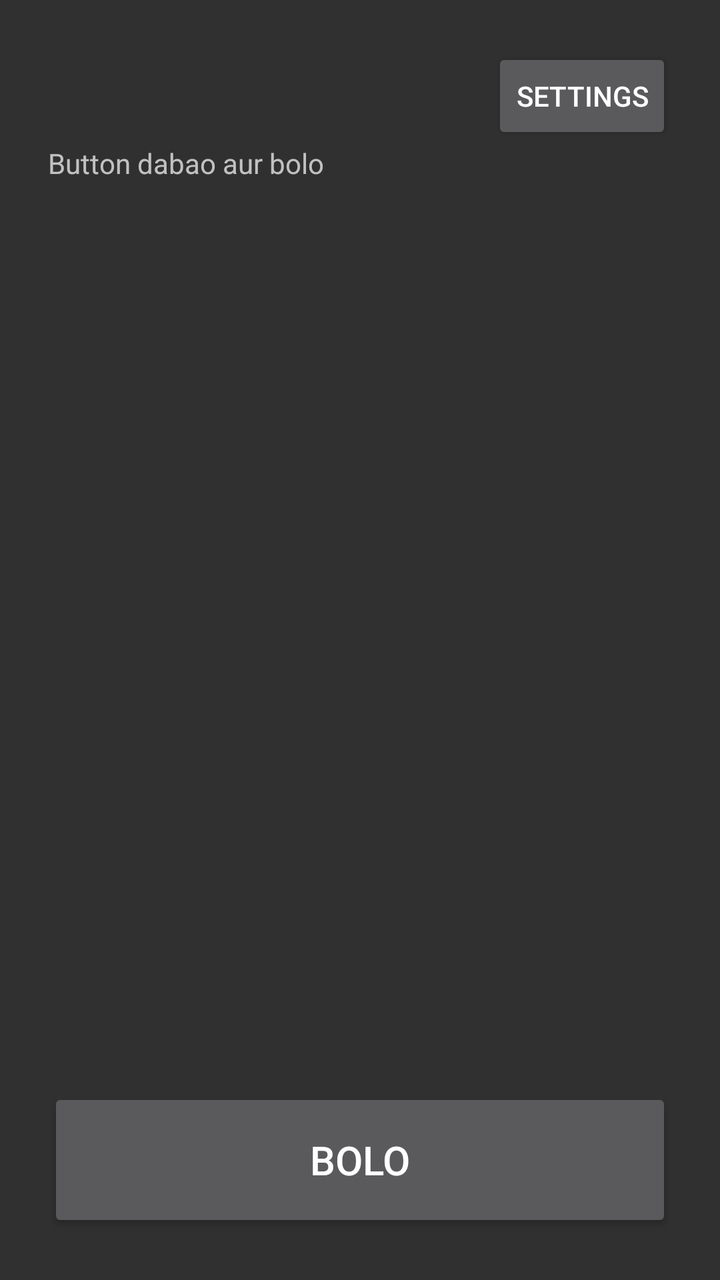
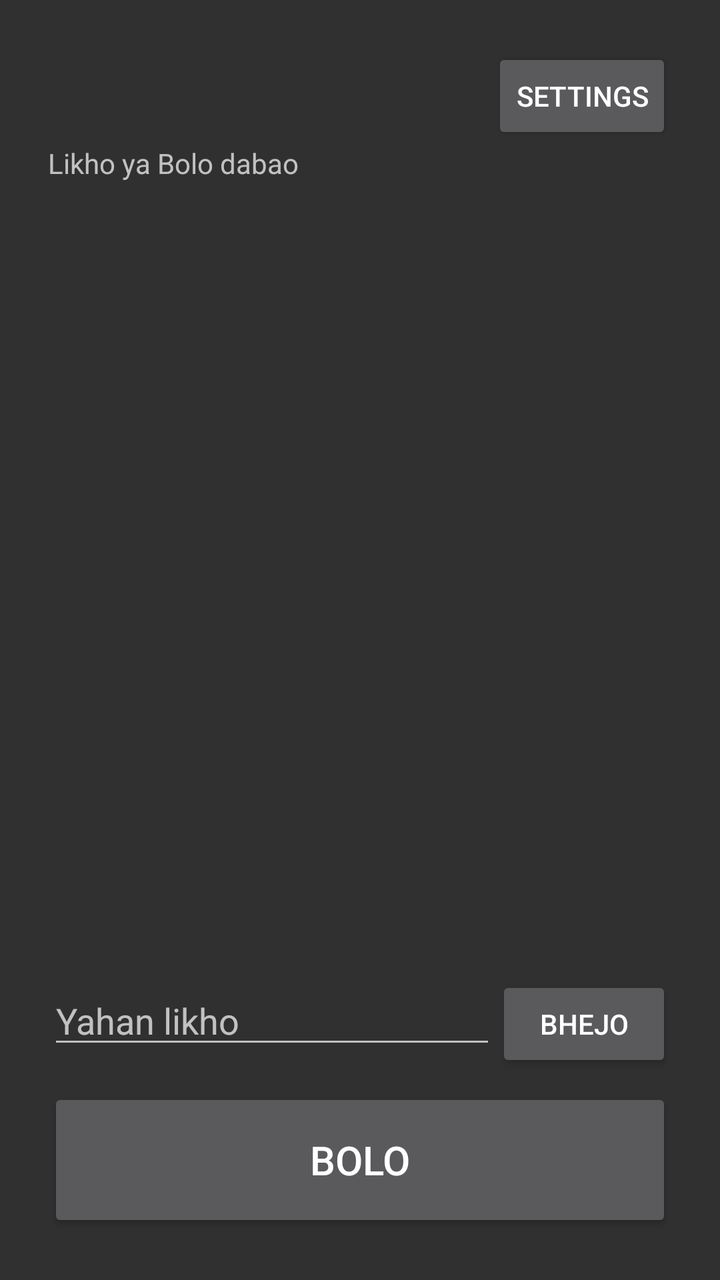

The first picture is an Android layout as it rendered before a commit; the second is the same layout after the commit. The layout source and the unified diff follow.
<!-- AndroidManifest.xml: application theme android:Theme.Material.NoActionBar -->
<!-- res/layout/activity_main.xml -->
<?xml version="1.0" encoding="utf-8"?>
<FrameLayout xmlns:android="http://schemas.android.com/apk/res/android"
    android:layout_width="match_parent"
    android:layout_height="match_parent"
    android:fitsSystemWindows="true">

<LinearLayout
    android:layout_width="match_parent"
    android:layout_height="match_parent"
    android:orientation="vertical"
    android:padding="24dp">

    <Button
        android:id="@+id/settingsButton"
        android:layout_width="wrap_content"
        android:layout_height="wrap_content"
        android:layout_gravity="end"
        android:text="@string/settings" />

    <TextView
        android:id="@+id/status"
        android:layout_width="match_parent"
        android:layout_height="wrap_content"
        android:text="@string/idle"
        android:textSize="14sp" />

    <ScrollView
        android:layout_width="match_parent"
        android:layout_height="0dp"
        android:layout_marginTop="16dp"
        android:layout_weight="1">

        <TextView
            android:id="@+id/transcript"
            android:layout_width="match_parent"
            android:layout_height="wrap_content"
            android:textIsSelectable="true"
            android:textSize="18sp" />
    </ScrollView>

    <Button
        android:id="@+id/talkButton"
        android:layout_width="match_parent"
        android:layout_height="72dp"
        android:text="@string/talk"
        android:textSize="20sp" />
</LinearLayout>
</FrameLayout>
<!-- resources referenced by this layout -->
<resources>
  <string name="idle">Button dabao aur bolo</string>
  <string name="settings">Settings</string>
  <string name="talk">Bolo</string>
</resources>

<!-- the commit's change to res/layout/activity_main.xml (unified diff, before → after) -->
@@ -38,6 +38,29 @@
             android:textSize="18sp" />
     </ScrollView>
 
+    <LinearLayout
+        android:layout_width="match_parent"
+        android:layout_height="wrap_content"
+        android:layout_marginBottom="8dp"
+        android:orientation="horizontal">
+
+        <EditText
+            android:id="@+id/input"
+            android:layout_width="0dp"
+            android:layout_height="wrap_content"
+            android:layout_weight="1"
+            android:hint="@string/type_hint"
+            android:imeOptions="actionSend"
+            android:importantForAutofill="no"
+            android:inputType="text" />
+
+        <Button
+            android:id="@+id/sendButton"
+            android:layout_width="wrap_content"
+            android:layout_height="wrap_content"
+            android:text="@string/send" />
+    </LinearLayout>
+
     <Button
         android:id="@+id/talkButton"
         android:layout_width="match_parent"
<!-- resource entries referenced after the edit -->
@@ -1,7 +1,9 @@
 <!-- resources referenced by this layout -->
 <resources>
-  <string name="idle">Button dabao aur bolo</string>
+  <string name="idle">Likho ya Bolo dabao</string>
+  <string name="send">Bhejo</string>
   <string name="settings">Settings</string>
   <string name="talk">Bolo</string>
+  <string name="type_hint">Yahan likho</string>
 </resources>
 
